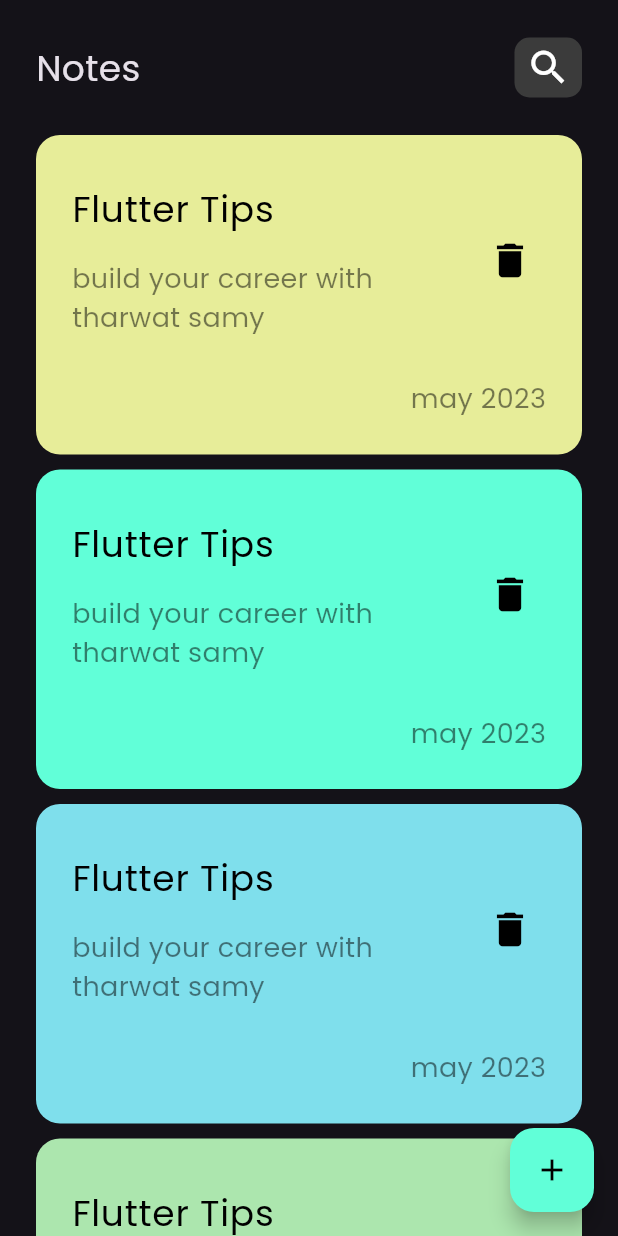
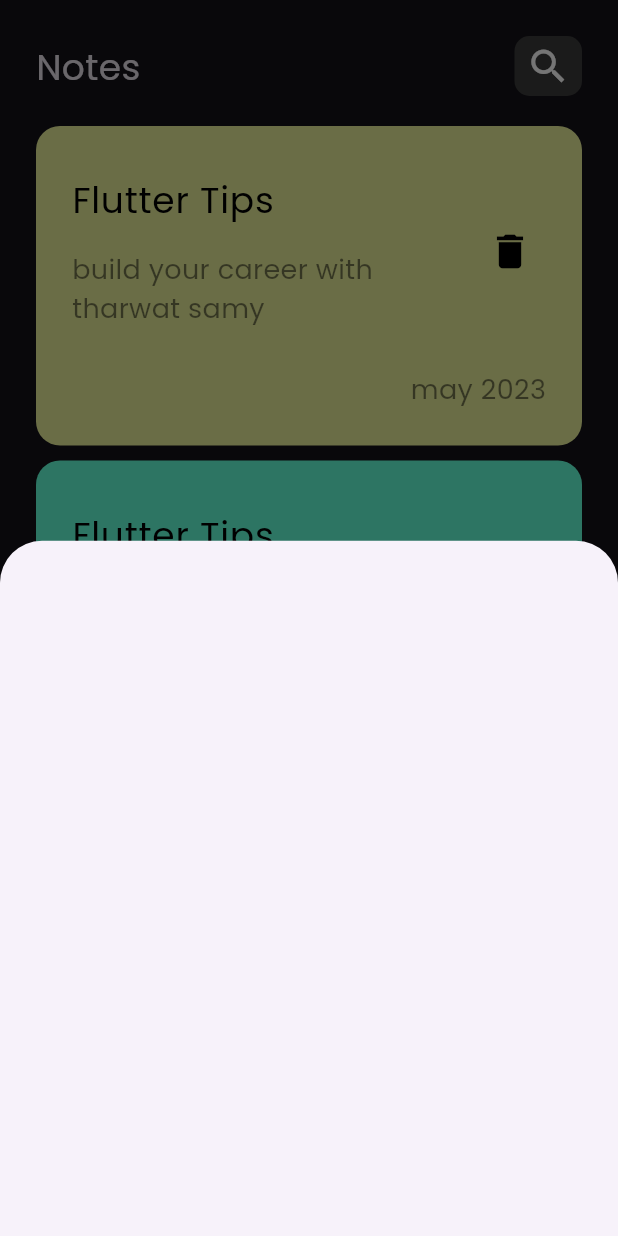
Before and after one commit to 01273904861/notes_app, a Flutter app: the screen it shows after launch, after a tap on the "add" icon, on a phone screen of 412 x 824 dp. Run offline on Flutter 3.47's test engine with Material 3 defaults, Android fonts, the phone set to English and light mode, and no system bars.

Commit message:
show modal    bottom sheet

```diff
--- a/lib/main.dart
+++ b/lib/main.dart
@@ -1,9 +1,13 @@
 import 'package:flutter/material.dart';
-import 'package:notes_app/views/home_view.dart';
-import 'package:notes_app/widgets/add_icon.dart';
+import 'package:notes_app/views/notes_view.dart';
 
 void main() {
-  runApp(const NotesApp());
+  runApp(
+    MaterialApp(
+      debugShowCheckedModeBanner: false,
+      home: NotesApp(),
+    ),
+  );
 }
 
 class NotesApp extends StatelessWidget {
@@ -11,22 +15,6 @@ class NotesApp extends StatelessWidget {
 
   @override
   Widget build(BuildContext context) {
-    return MaterialApp(
-        debugShowCheckedModeBanner: false,
-        theme: ThemeData(
-          fontFamily: 'poppins',
-          brightness: Brightness.dark,
-        ),
-        home: Scaffold(
-          body: HomeView(),
-          floatingActionButton: FloatingActionButton(
-            backgroundColor: Color(0xff61FFD8),
-            onPressed: () {},
-            child: Icon(
-              Icons.add,
-              color: Colors.black,
-            ),
-          ),
-        ));
+    return NotesView();
   }
 }
--- a/lib/views/home_view.dart
+++ b/lib/views/home_view.dart
@@ -4,22 +4,21 @@ import 'package:flutter/widgets.dart';
 import 'package:notes_app/widgets/custom_appbar.dart';
 import 'package:notes_app/widgets/notes_listview.dart';
 
-class HomeView extends StatelessWidget {
-  const HomeView({super.key});
+class NotesViewBody extends StatelessWidget {
+  const NotesViewBody({super.key});
 
   @override
   Widget build(BuildContext context) {
     return Padding(
-      padding: const EdgeInsets.only(top: 25, right: 24, left: 24),
+      padding: const EdgeInsets.only(top: 24, right: 24, left: 24),
       child: Column(
         children: [
           const CustomAppBar(),
-          SizedBox(
-            height: 20,
+          SizedBox(height: 15),
+          Expanded(
+            child: const NotesListView(),
           ),
-          Expanded(
-            child: NotesListView(),
-          ),
+          SizedBox(height: 15),
         ],
       ),
     );
--- /dev/null
+++ b/lib/views/notes_view.dart
@@ -0,0 +1,32 @@
+import 'package:flutter/material.dart';
+import 'package:notes_app/views/home_view.dart';
+import 'package:notes_app/widgets/add_notes_modalbottomsheet.dart';
+class NotesView extends StatelessWidget {
+  const NotesView({
+    super.key,
+  });
+
+  @override
+  Widget build(BuildContext context) {
+    return MaterialApp(
+        debugShowCheckedModeBanner: false,
+        theme: ThemeData(
+          fontFamily: 'poppins',
+          brightness: Brightness.dark,
+        ),
+        home: Scaffold(
+          floatingActionButton: FloatingActionButton(
+            onPressed: () {
+              showModalBottomSheet(
+                context: context,
+                builder: (BuildContext context) {
+                  return AddNoteModalBottomSheet();
+                },
+              );
+            },
+            child: Icon(Icons.add),
+          ),
+          body: NotesViewBody(),
+        ));
+  }
+}
--- /dev/null
+++ b/lib/widgets/add_notes_modalbottomsheet.dart
@@ -0,0 +1,10 @@
+import 'package:flutter/material.dart';
+
+class AddNoteModalBottomSheet extends StatelessWidget {
+  const AddNoteModalBottomSheet({super.key});
+
+  @override
+  Widget build(BuildContext context) {
+    return Container();
+  }
+}
--- a/lib/widgets/custom_note_item.dart
+++ b/lib/widgets/custom_note_item.dart
@@ -35,7 +35,9 @@ class CustomNoteItem extends StatelessWidget {
               ),
             ),
             trailing: IconButton(
-              onPressed: () {},
+              onPressed: () {
+
+              },
               icon: const Icon(
                 Icons.delete,
                 size: 30,
--- a/lib/widgets/notes_listview.dart
+++ b/lib/widgets/notes_listview.dart
@@ -14,6 +14,7 @@ class NotesListView extends StatelessWidget {
   @override
   Widget build(BuildContext context) {
     return ListView.builder(
+        padding: EdgeInsets.zero,
         itemCount: 20,
         itemBuilder: (context, i) {
           return CustomNoteItem(
```
